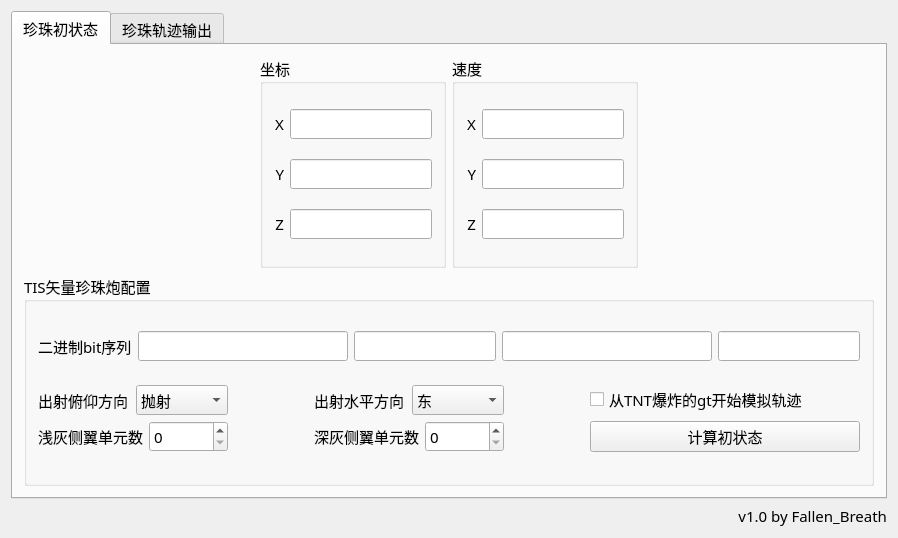
Old version of the form PearlCannonHelper/PearlCannonHelper.ui in the repository Fallen-Breath/PearlCannonHelper.
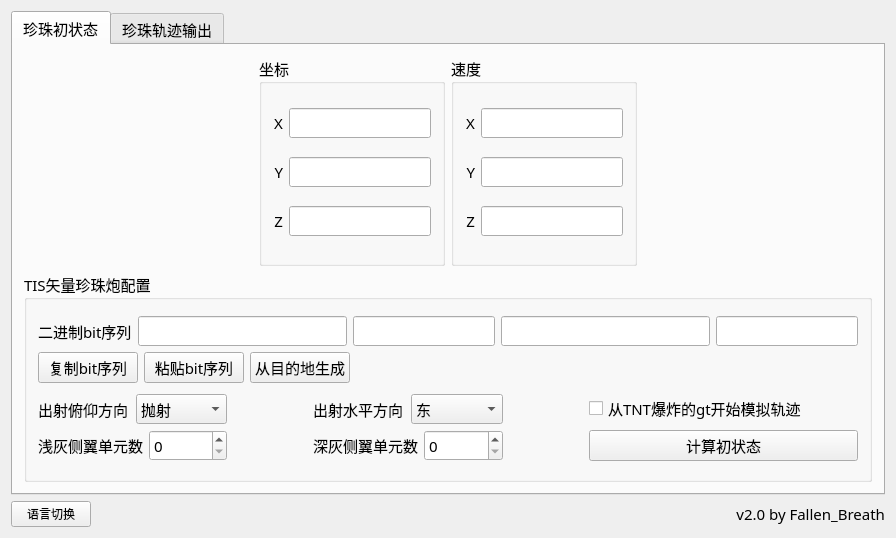
New version of the form. Icons and pictures are not drawn.

The edit to the form file:
```diff
--- a/PearlCannonHelper/PearlCannonHelper.ui
+++ b/PearlCannonHelper/PearlCannonHelper.ui
@@ -6,7 +6,7 @@
    <rect>
     <x>0</x>
     <y>0</y>
-    <width>898</width>
+    <width>896</width>
     <height>538</height>
    </rect>
   </property>
@@ -373,10 +373,10 @@
           <property name="title">
            <string>TIS矢量珍珠炮配置</string>
           </property>
-          <layout class="QHBoxLayout" name="horizontalLayout_10">
-           <item>
             <layout class="QVBoxLayout" name="verticalLayout_4">
              <item>
+            <layout class="QVBoxLayout" name="verticalLayout_2">
+             <item>
               <layout class="QHBoxLayout" name="horizontalLayout_4">
                <item>
                 <widget class="QLabel" name="label_2">
@@ -414,6 +414,82 @@
               </layout>
              </item>
              <item>
+              <layout class="QHBoxLayout" name="horizontalLayout">
+               <item>
+                <widget class="QPushButton" name="copyBitPushButton">
+                 <property name="sizePolicy">
+                  <sizepolicy hsizetype="Fixed" vsizetype="Fixed">
+                   <horstretch>200</horstretch>
+                   <verstretch>0</verstretch>
+                  </sizepolicy>
+                 </property>
+                 <property name="minimumSize">
+                  <size>
+                   <width>100</width>
+                   <height>0</height>
+                  </size>
+                 </property>
+                 <property name="text">
+                  <string>复制bit序列</string>
+                 </property>
+                </widget>
+               </item>
+               <item>
+                <widget class="QPushButton" name="pasteBitPushButton">
+                 <property name="sizePolicy">
+                  <sizepolicy hsizetype="Fixed" vsizetype="Fixed">
+                   <horstretch>0</horstretch>
+                   <verstretch>0</verstretch>
+                  </sizepolicy>
+                 </property>
+                 <property name="minimumSize">
+                  <size>
+                   <width>100</width>
+                   <height>0</height>
+                  </size>
+                 </property>
+                 <property name="text">
+                  <string>粘贴bit序列</string>
+                 </property>
+                </widget>
+               </item>
+               <item>
+                <widget class="QPushButton" name="genFromDestination">
+                 <property name="sizePolicy">
+                  <sizepolicy hsizetype="Fixed" vsizetype="Fixed">
+                   <horstretch>0</horstretch>
+                   <verstretch>0</verstretch>
+                  </sizepolicy>
+                 </property>
+                 <property name="minimumSize">
+                  <size>
+                   <width>100</width>
+                   <height>0</height>
+                  </size>
+                 </property>
+                 <property name="text">
+                  <string>从目的地生成</string>
+                 </property>
+                </widget>
+               </item>
+               <item>
+                <spacer name="horizontalSpacer_12">
+                 <property name="orientation">
+                  <enum>Qt::Horizontal</enum>
+                 </property>
+                 <property name="sizeHint" stdset="0">
+                  <size>
+                   <width>40</width>
+                   <height>20</height>
+                  </size>
+                 </property>
+                </spacer>
+               </item>
+              </layout>
+             </item>
+            </layout>
+           </item>
+           <item>
               <layout class="QGridLayout" name="gridLayout_10">
                <item row="0" column="1">
                 <layout class="QHBoxLayout" name="horizontalLayout_9">
@@ -674,8 +750,6 @@
               </layout>
              </item>
             </layout>
-           </item>
-          </layout>
          </widget>
         </item>
        </layout>
@@ -806,6 +880,28 @@
      </widget>
     </item>
     <item>
+     <layout class="QHBoxLayout" name="horizontalLayout_5">
+      <item>
+       <widget class="QPushButton" name="languagePushButton">
+        <property name="text">
+         <string>语言切换</string>
+        </property>
+       </widget>
+      </item>
+      <item>
+       <spacer name="horizontalSpacer_13">
+        <property name="orientation">
+         <enum>Qt::Horizontal</enum>
+        </property>
+        <property name="sizeHint" stdset="0">
+         <size>
+          <width>40</width>
+          <height>20</height>
+         </size>
+        </property>
+       </spacer>
+      </item>
+      <item>
      <widget class="QLabel" name="CreditLabel">
       <property name="font">
        <font>
@@ -814,12 +910,14 @@
        </font>
       </property>
       <property name="text">
-       <string>v1.0 by Fallen_Breath</string>
+         <string>v2.0 by Fallen_Breath</string>
       </property>
       <property name="alignment">
        <set>Qt::AlignRight|Qt::AlignTrailing|Qt::AlignVCenter</set>
       </property>
      </widget>
+      </item>
+     </layout>
     </item>
    </layout>
   </widget>
```
Left out of the diff: 31 changed lines with no effect on the pictures. Lines whose indentation alone changed are shown as unchanged.
